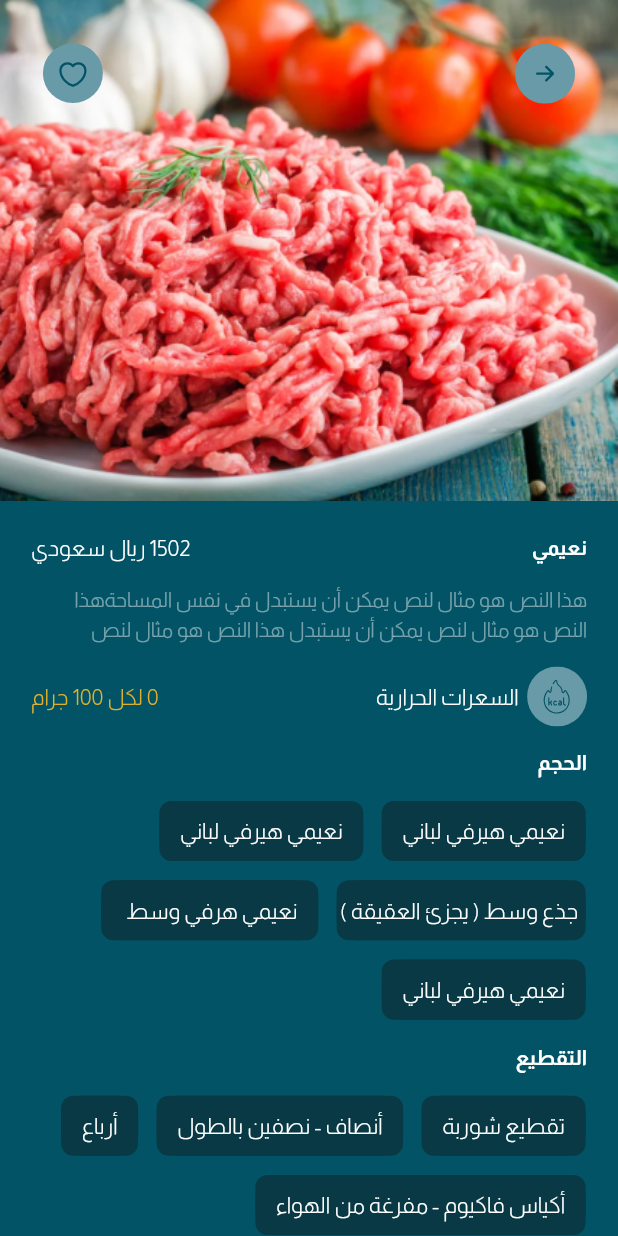
After one commit to ranahamdy1/abo_maged_app, a Flutter app: the ProductDetailsScreen screen opened directly, on a phone screen of 412 x 824 dp. The commit adds this screen. Run offline on Flutter 3.47's test engine with Material 3 defaults, Android fonts, the phone set to English and light mode, and no system bars; our stand-ins replace animated_splash_screen, bloc, carousel_slider, contained_tab_bar_view, dio, easy_localization and 6 more; accounts and stored records are empty.

Commit message:
add product detail screen

```diff
--- a/lib/features/home/home/view/all_special_categories_screen.dart
+++ b/lib/features/home/home/view/all_special_categories_screen.dart
@@ -2,6 +2,7 @@ import 'package:abo_maged_app/core/utils/app_assets.dart';
 import 'package:abo_maged_app/core/utils/app_colors.dart';
 import 'package:abo_maged_app/core/utils/app_routes.dart';
 import 'package:abo_maged_app/core/widgets/text_widget.dart';
+import 'package:abo_maged_app/features/home/home/view/product_details_screen.dart';
 import 'package:flutter/material.dart';
 import 'package:flutter_screenutil/flutter_screenutil.dart';
 import 'package:flutter_svg/flutter_svg.dart';
@@ -38,6 +39,10 @@ class AllSpecialCategoriesScreen extends StatelessWidget {
           gridDelegate: const SliverGridDelegateWithFixedCrossAxisCount(crossAxisCount: 2,),
           itemBuilder: (_, index) => Padding(
             padding: EdgeInsets.all(8.0.w),
+            child: InkWell(
+              onTap: (){
+                AppRoutes.routeTo(context, const ProductDetailsScreen());
+              },
               child: Container(
                 height: 177.h,
                 width: 179.w,
@@ -70,6 +75,7 @@ class AllSpecialCategoriesScreen extends StatelessWidget {
                 ),
               ),
             ),
+          ),
           itemCount: 6,
         ),
       ),
--- /dev/null
+++ b/lib/features/home/home/view/product_details_screen.dart
@@ -0,0 +1,323 @@
+import 'package:abo_maged_app/core/utils/app_assets.dart';
+import 'package:abo_maged_app/core/utils/app_colors.dart';
+import 'package:abo_maged_app/core/utils/app_routes.dart';
+import 'package:abo_maged_app/core/widgets/text_widget.dart';
+import 'package:abo_maged_app/features/home/basket/widgets/color_border_widget.dart';
+import 'package:flutter/material.dart';
+import 'package:flutter_screenutil/flutter_screenutil.dart';
+import 'package:flutter_svg/flutter_svg.dart';
+
+class ProductDetailsScreen extends StatelessWidget {
+  const ProductDetailsScreen({super.key});
+
+  @override
+  Widget build(BuildContext context) {
+    return Scaffold(
+      body: SingleChildScrollView(
+        child: Column(
+          children: [
+            Stack(
+              children: [
+                Image.asset("product_details_screen".getPngAsset),
+                Padding(
+                  padding: EdgeInsets.all(25.0.w),
+                  child: Row(
+                    mainAxisAlignment: MainAxisAlignment.spaceBetween,
+                    children: [
+                      InkWell(
+                          onTap: (){
+                            AppRoutes.pop(context);
+                          },
+                          child: SvgPicture.asset("next".getSvgAsset)),
+                      SvgPicture.asset("favourite".getSvgAsset),
+                    ],
+                  ),
+                ),
+              ],
+            ),
+            Padding(
+              padding: EdgeInsets.all(18.0.w),
+              child: Column(
+                children: [
+                  const Row(
+                    mainAxisAlignment: MainAxisAlignment.spaceBetween,
+                    children: [
+                      TextWidget.mediumText("نعيمي",color: AppColors.whiteColor,),
+                      TextWidget("1502 ريال سعودي")
+                    ],
+                  ),
+                  SizedBox(height: 12.h),
+                  TextWidget(
+                      "هذا النص هو مثال لنص يمكن أن يستبدل في نفس المساحةهذا النص هو مثال لنص يمكن أن يستبدل هذا النص هو مثال لنص ",
+                      maxLines: 5,
+                      fontSize: 12,
+                    color: AppColors.whiteColorWithOpacity,
+                  ),
+                  SizedBox(height: 12.h),
+                  Row(
+                    children: [
+                      SvgPicture.asset("calories".getSvgAsset),
+                      SizedBox(width: 5.w),
+                      const TextWidget("السعرات الحرارية"),
+                      const Spacer(),
+                      const TextWidget("0 لكل 100 جرام",color: AppColors.yellowColor,)
+                    ],
+                  ),
+                  SizedBox(height: 12.h),
+                  const Align(
+                      alignment: Alignment.topRight,
+                      child: TextWidget.mediumText("الحجم",color: AppColors.whiteColor),
+                  ),
+                  SizedBox(height: 12.h),
+                  Row(
+                    children: [
+                      ColorBorderWidget(
+                        child: Container(
+                          padding: EdgeInsets.symmetric(horizontal: 12.w, vertical: 8.h),
+                          decoration: BoxDecoration(
+                            borderRadius: BorderRadius.circular(12.r),
+                            color: AppColors.secondColor,
+                          ),
+                          child: const Center(
+                            child: TextWidget("نعيمي هيرفي لباني"),
+                          ),
+                        ),
+                      ),
+                      SizedBox(width: 9.w),
+                      ColorBorderWidget(
+                        child: Container(
+                          padding: EdgeInsets.symmetric(horizontal: 12.w, vertical: 8.h),
+                          decoration: BoxDecoration(
+                            borderRadius: BorderRadius.circular(12.r),
+                            color: AppColors.secondColor,
+                          ),
+                          child: const Center(
+                            child: TextWidget("نعيمي هيرفي لباني"),
+                          ),
+                        ),
+                      ),
+                    ],
+                  ),
+                  SizedBox(height: 9.h),
+                  Row(
+                    children: [
+                      ColorBorderWidget(
+                        child: Container(
+                          padding: EdgeInsets.symmetric(horizontal: 2.w, vertical: 8.h),
+                          decoration: BoxDecoration(
+                            borderRadius: BorderRadius.circular(12.r),
+                            color: AppColors.secondColor,
+                          ),
+                          child: const Center(
+                            child: TextWidget(" جذع وسط ( يجزئ العقيقة )"),
+                          ),
+                        ),
+                      ),
+                      SizedBox(width: 9.w),
+                      ColorBorderWidget(
+                        child: Container(
+                          padding: EdgeInsets.symmetric(horizontal: 12.w, vertical: 8.h),
+                          decoration: BoxDecoration(
+                            borderRadius: BorderRadius.circular(12.r),
+                            color: AppColors.secondColor,
+                          ),
+                          child: const Center(
+                            child: TextWidget("نعيمي هرفي وسط "),
+                          ),
+                        ),
+                      ),
+                    ],
+                  ),
+                  SizedBox(height: 9.h),
+                  Row(
+                    children: [
+                      ColorBorderWidget(
+                        child: Container(
+                          padding: EdgeInsets.symmetric(horizontal: 12.w, vertical: 8.h),
+                          decoration: BoxDecoration(
+                            borderRadius: BorderRadius.circular(12.r),
+                            color: AppColors.secondColor,
+                          ),
+                          child: const Center(
+                            child: TextWidget("نعيمي هيرفي لباني"),
+                          ),
+                        ),
+                      )
+                    ],
+                  ),
+                  SizedBox(height: 12.h),
+                  const Align(
+                    alignment: Alignment.topRight,
+                    child: TextWidget.mediumText("التقطيع",color: AppColors.whiteColor),
+                  ),
+                  SizedBox(height: 12.h),
+                  Row(
+                    children: [
+                      ColorBorderWidget(
+                        child: Container(
+                          padding: EdgeInsets.symmetric(horizontal: 12.w, vertical: 8.h),
+                          decoration: BoxDecoration(
+                            borderRadius: BorderRadius.circular(12.r),
+                            color: AppColors.secondColor,
+                          ),
+                          child: const Center(
+                            child: TextWidget("تقطيع شوربة"),
+                          ),
+                        ),
+                      ),
+                      SizedBox(width: 9.w),
+                      ColorBorderWidget(
+                        child: Container(
+                          padding: EdgeInsets.symmetric(horizontal: 12.w, vertical: 8.h),
+                          decoration: BoxDecoration(
+                            borderRadius: BorderRadius.circular(12.r),
+                            color: AppColors.secondColor,
+                          ),
+                          child: const Center(
+                            child: TextWidget("أنصاف - نصفين بالطول"),
+                          ),
+                        ),
+                      ),
+                      SizedBox(width: 9.w),
+                      ColorBorderWidget(
+                        child: Container(
+                          padding: EdgeInsets.symmetric(horizontal: 12.w, vertical: 8.h),
+                          decoration: BoxDecoration(
+                            borderRadius: BorderRadius.circular(12.r),
+                            color: AppColors.secondColor,
+                          ),
+                          child: const Center(
+                            child: TextWidget("أرباع"),
+                          ),
+                        ),
+                      ),
+                    ],
+                  ),
+                  SizedBox(height: 9.h),
+                  Row(
+                    children: [
+                      ColorBorderWidget(
+                        child: Container(
+                          padding: EdgeInsets.symmetric(horizontal: 12.w, vertical: 8.h),
+                          decoration: BoxDecoration(
+                            borderRadius: BorderRadius.circular(12.r),
+                            color: AppColors.secondColor,
+                          ),
+                          child: const Center(
+                            child: TextWidget("أكياس فاكيوم - مفرغة من الهواء"),
+                          ),
+                        ),
+                      )
+                    ],
+                  ),
+                  SizedBox(height: 12.h),
+                  const Align(
+                    alignment: Alignment.topRight,
+                    child: TextWidget.mediumText("بدون",color: AppColors.whiteColor),
+                  ),
+                  SizedBox(height: 12.h),
+                  Row(
+                    children: [
+                      ColorBorderWidget(
+                        child: Container(
+                          padding: EdgeInsets.symmetric(horizontal: 12.w, vertical: 8.h),
+                          decoration: BoxDecoration(
+                            borderRadius: BorderRadius.circular(12.r),
+                            color: AppColors.secondColor,
+                          ),
+                          child: const Center(
+                            child: TextWidget("بدون راس"),
+                          ),
+                        ),
+                      ),
+                      SizedBox(width: 9.w),
+                      ColorBorderWidget(
+                        child: Container(
+                          padding: EdgeInsets.symmetric(horizontal: 12.w, vertical: 8.h),
+                          decoration: BoxDecoration(
+                            borderRadius: BorderRadius.circular(12.r),
+                            color: AppColors.secondColor,
+                          ),
+                          child: const Center(
+                            child: TextWidget("أنصاف - نصفين بالطول"),
+                          ),
+                        ),
+                      ),
+                      SizedBox(width: 9.w),
+                      ColorBorderWidget(
+                        child: Container(
+                          padding: EdgeInsets.symmetric(horizontal: 12.w, vertical: 8.h),
+                          decoration: BoxDecoration(
+                            borderRadius: BorderRadius.circular(12.r),
+                            color: AppColors.secondColor,
+                          ),
+                          child: const Center(
+                            child: TextWidget("أرباع"),
+                          ),
+                        ),
+                      ),
+                    ],
+                  ),
+                  SizedBox(height: 9.h),
+                  Row(
+                    children: [
+                      ColorBorderWidget(
+                        child: Container(
+                          padding: EdgeInsets.symmetric(horizontal: 12.w, vertical: 8.h),
+                          decoration: BoxDecoration(
+                            borderRadius: BorderRadius.circular(12.r),
+                            color: AppColors.secondColor,
+                          ),
+                          child: const Center(
+                            child: TextWidget("بدون راس"),
+                          ),
+                        ),
+                      )
+                    ],
+                  ),
+                  SizedBox(height: 22.h,),
+                  Row(
+                    mainAxisAlignment: MainAxisAlignment.spaceBetween,
+                    children: [
+                      Container(
+                        height: 44.h,
+                        width: 44.w,
+                        decoration: BoxDecoration(
+                          borderRadius: BorderRadius.circular(12.r),
+                          color: AppColors.secondColor,
+                        ),
+                        child: const Icon(Icons.add, color: AppColors.whiteColor),
+                      ),
+                      SizedBox(width: 6.w),
+                      const TextWidget("1", color: AppColors.whiteColor,fontSize: 28,),
+                      SizedBox(width: 6.w),
+                      Container(
+                        height: 44.h,
+                        width: 44.w,
+                        decoration: BoxDecoration(
+                          borderRadius: BorderRadius.circular(12.r),
+                          color: AppColors.secondColor,
+                        ),
+                        child: const Icon(Icons.remove, color: AppColors.whiteColor),
+                      ),
+                      SizedBox(width: 6.w),
+                      Container(
+                        height: 44.h,
+                        width: 188.w,
+                        decoration: BoxDecoration(
+                          borderRadius: BorderRadius.circular(12.r),
+                          color: AppColors.secondColor,
+                        ),
+                        child: const Center(child: TextWidget("أضف الي السلة")),
+                      ),
+                    ],
+                  )
+                ],
+              ),
+            )
+          ],
+        ),
+      ),
+    );
+  }
+}
```
Also changed, not shown: assets/images/product_details_screen.png (added), assets/svgs/calories.svg (added). Lines whose indentation alone changed are shown as unchanged.
